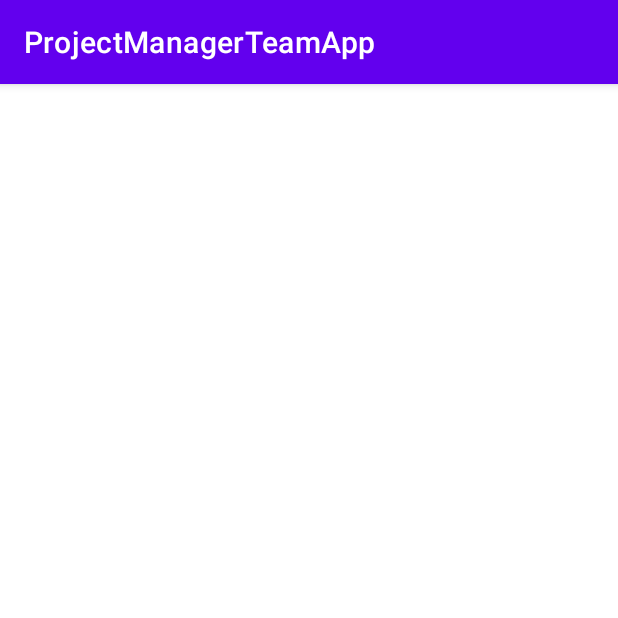
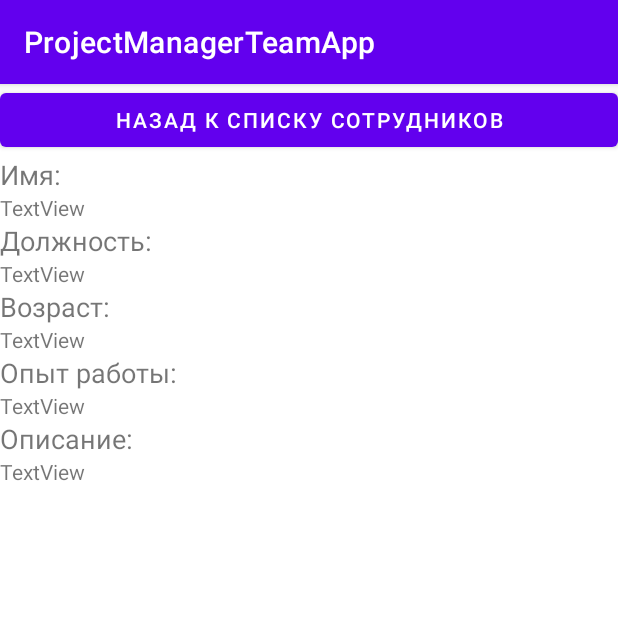
Before and after one commit to a-m-smyslov/ProjectManagerTeamApp_Android, an Android app: the DetailsActivity screen opened directly, with no data from a screen before it, on a phone screen of 412 x 824 dp, the top half of it. Run offline under Robolectric (Android 15) with nearby library versions, the phone set to English and light mode, and no system bars.

```diff
--- a/app/src/main/res/layout/activity_details.xml
+++ b/app/src/main/res/layout/activity_details.xml
@@ -6,4 +6,97 @@
     android:orientation="vertical"
     tools:context=".views.DetailsActivity">
 
+    <Button
+        android:id="@+id/buttonGoToStaff"
+        android:layout_width="match_parent"
+        android:layout_height="wrap_content"
+        android:text="Назад к списку сотрудников" />
+
+    <ScrollView
+        android:layout_width="match_parent"
+        android:layout_height="match_parent">
+
+        <LinearLayout
+            android:layout_width="match_parent"
+            android:layout_height="wrap_content"
+            android:orientation="vertical" >
+
+            <ImageView
+                android:id="@+id/employeeDetailsPhoto"
+                android:layout_width="match_parent"
+                android:layout_height="wrap_content"
+
+                />
+
+            <TextView
+                android:id="@+id/textView12"
+                android:layout_width="match_parent"
+                android:layout_height="wrap_content"
+                android:text="Имя:"
+                android:textSize="18sp" />
+
+            <TextView
+                android:id="@+id/employeeDetailsName"
+                android:layout_width="match_parent"
+                android:layout_height="wrap_content"
+                android:text="TextView"
+                android:textSize="14sp" />
+
+            <TextView
+                android:id="@+id/textView10"
+                android:layout_width="match_parent"
+                android:layout_height="wrap_content"
+                android:text="Должность:"
+                android:textSize="18sp" />
+
+            <TextView
+                android:id="@+id/employeeDetailsPosition"
+                android:layout_width="match_parent"
+                android:layout_height="wrap_content"
+                android:text="TextView"
+                android:textSize="14sp" />
+
+            <TextView
+                android:id="@+id/textView"
+                android:layout_width="match_parent"
+                android:layout_height="wrap_content"
+                android:text="Возраст:"
+                android:textSize="18sp" />
+
+            <TextView
+                android:id="@+id/employeeDetailsAge"
+                android:layout_width="match_parent"
+                android:layout_height="wrap_content"
+                android:text="TextView"
+                android:textSize="14sp" />
+
+            <TextView
+                android:id="@+id/textView8"
+                android:layout_width="match_parent"
+                android:layout_height="wrap_content"
+                android:text="Опыт работы:"
+                android:textSize="18sp" />
+
+            <TextView
+                android:id="@+id/employeeDetailsWorkExperience"
+                android:layout_width="match_parent"
+                android:layout_height="wrap_content"
+                android:text="TextView"
+                android:textSize="14sp" />
+
+            <TextView
+                android:id="@+id/textView3"
+                android:layout_width="match_parent"
+                android:layout_height="wrap_content"
+                android:text="Описание:"
+                android:textSize="18sp" />
+
+            <TextView
+                android:id="@+id/employeeDetailsDescription"
+                android:layout_width="match_parent"
+                android:layout_height="wrap_content"
+                android:text="TextView"
+                android:textSize="14sp" />
+        </LinearLayout>
+    </ScrollView>
 </LinearLayout>
```
Also changed, not shown: app/src/main/java/com/example/projectmanagerteamapp/models/tools/DbHelper.java (added, +69 -0 lines).
